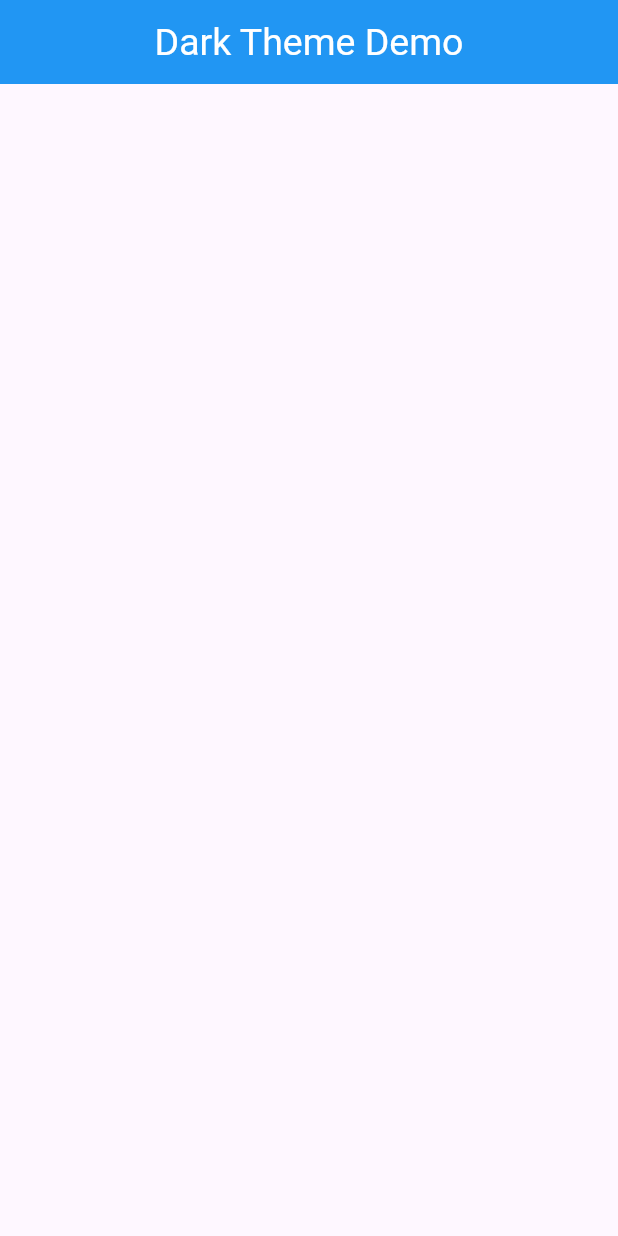
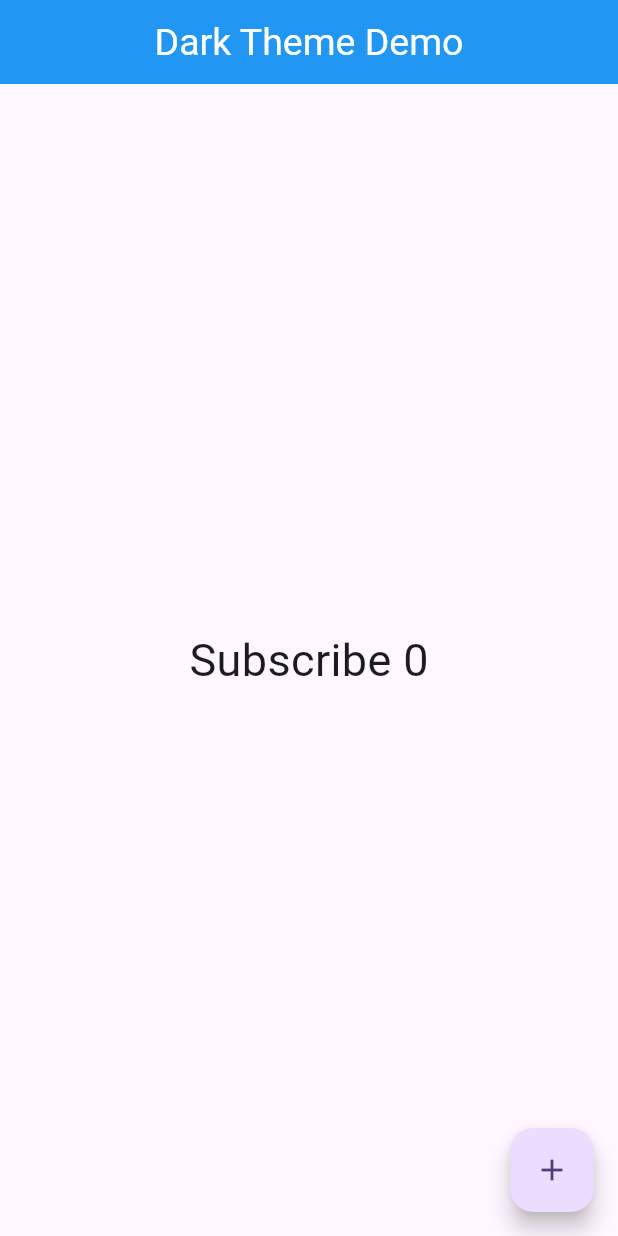
Before and after one commit to sup0808/FlutterProvider, a Flutter app: the screen it shows after launch, on a phone screen of 412 x 824 dp. Run offline on Flutter 3.47's test engine with Material 3 defaults, Android fonts, the phone set to English and light mode, and no system bars.

Commit message:
Implement counter example using Stateless Widget -- How to use stateless widget as Stateful widget -- Use ValueNotifier -- Use ValueListenableBuilder

```diff
--- a/lib/main.dart
+++ b/lib/main.dart
@@ -7,6 +7,7 @@ import 'package:flutter_provider/screen/count_example.dart';
 import 'package:flutter_provider/screen/dark_theme_screen.dart';
 import 'package:flutter_provider/screen/favourite/favourite_screen.dart';
 import 'package:flutter_provider/screen/multiple_provider_example.dart';
+import 'package:flutter_provider/screen/value_notify_listener.dart';
 import 'package:provider/provider.dart';
 
 void main() {
@@ -47,7 +48,7 @@ class MyApp extends StatelessWidget {
                   backgroundColor: Colors.teal
                 )
               ),
-              home: const DarkThemeScreen(),
+              home: const ValueNotifyListener(),
             );
           },
         ));
--- a/lib/screen/dark_theme_screen.dart
+++ b/lib/screen/dark_theme_screen.dart
@@ -25,7 +25,7 @@ class _DarkThemeScreenState extends State<DarkThemeScreen> {
         titleTextStyle: TextStyle(fontSize: 25, color: Colors.white),
         backgroundColor: Colors.blue,
       ),
-      body: const Column(
+      body:  Column(
         children: [
         /* RadioListTile<ThemeMode>(
              title: Text('Light Mode'),
--- /dev/null
+++ b/lib/screen/value_notify_listener.dart
@@ -0,0 +1,41 @@
+import 'package:flutter/material.dart';
+
+class ValueNotifyListener extends StatelessWidget {
+  const ValueNotifyListener({super.key});
+
+  @override
+  Widget build(BuildContext context) {
+    print("build");
+    ValueNotifier<int> _counter = ValueNotifier(0);
+    return Scaffold(
+      appBar: AppBar(
+        title: Text("Dark Theme Demo"),
+        centerTitle: true,
+        titleTextStyle: TextStyle(fontSize: 25, color: Colors.white),
+        backgroundColor: Colors.blue,
+      ),
+      body: Column(
+        mainAxisAlignment: MainAxisAlignment.center,
+        children: [
+          Center(
+            child: ValueListenableBuilder(
+              valueListenable: _counter,
+              builder: (context,value,child){
+                return Text(
+                  "Subscribe ${_counter.value}",
+                  style: TextStyle(fontSize: 30),
+                );
+              },
+            )
+          )
+        ],
+      ),
+      floatingActionButton: FloatingActionButton(
+        onPressed: (){
+          _counter.value++;
+        },
+        child: Icon(Icons.add),
+      ),
+    );
+  }
+}
```
